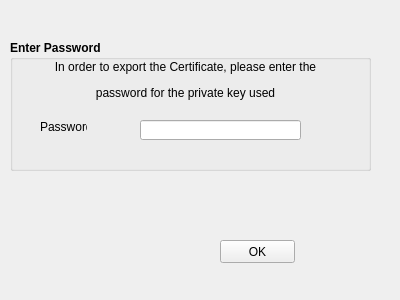
The window that password.ui (stacywaturi/Design1) describes before a commit, drawn with Qt 5.
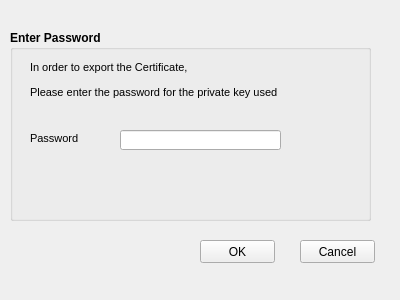
The same window after the commit.

```diff
--- a/password.ui
+++ b/password.ui
@@ -49,9 +49,9 @@
    <property name="geometry">
     <rect>
      <x>10</x>
-     <y>40</y>
+     <y>30</y>
      <width>361</width>
-     <height>131</height>
+     <height>191</height>
     </rect>
    </property>
    <property name="font">
@@ -66,8 +66,8 @@
    <widget class="QLineEdit" name="password_export_LineEdit">
     <property name="geometry">
      <rect>
-      <x>130</x>
-      <y>80</y>
+      <x>110</x>
+      <y>100</y>
       <width>161</width>
       <height>20</height>
      </rect>
@@ -85,14 +85,15 @@
    <widget class="QLabel" name="label_9">
     <property name="geometry">
      <rect>
-      <x>30</x>
-      <y>80</y>
-      <width>47</width>
-      <height>13</height>
+      <x>20</x>
+      <y>100</y>
+      <width>61</width>
+      <height>16</height>
      </rect>
     </property>
     <property name="font">
      <font>
+      <pointsize>8</pointsize>
       <weight>50</weight>
       <bold>false</bold>
      </font>
@@ -104,14 +105,19 @@
    <widget class="QLabel" name="label">
     <property name="geometry">
      <rect>
-      <x>0</x>
-      <y>20</y>
+      <x>20</x>
+      <y>30</y>
       <width>351</width>
       <height>41</height>
      </rect>
     </property>
+    <property name="font">
+     <font>
+      <pointsize>8</pointsize>
+     </font>
+    </property>
     <property name="text">
-     <string>&lt;html&gt;&lt;head/&gt;&lt;body&gt;&lt;p align=&quot;center&quot;&gt;&lt;span style=&quot; font-weight:400;&quot;&gt;In order to export the Certificate, please enter the&lt;/span&gt;&lt;/p&gt;&lt;p align=&quot;center&quot;&gt;&lt;span style=&quot; font-weight:400;&quot;&gt;password for the private key used&lt;/span&gt;&lt;/p&gt;&lt;/body&gt;&lt;/html&gt;</string>
+     <string>&lt;html&gt;&lt;head/&gt;&lt;body&gt;&lt;p&gt;&lt;span style=&quot; font-weight:400;&quot;&gt;In order to export the Certificate,&lt;/span&gt;&lt;/p&gt;&lt;p&gt;&lt;span style=&quot; font-weight:400;&quot;&gt;Please enter the password for the private key used&lt;/span&gt;&lt;/p&gt;&lt;/body&gt;&lt;/html&gt;</string>
     </property>
    </widget>
   </widget>
@@ -150,7 +156,7 @@
   <widget class="QPushButton" name="pushButton">
    <property name="geometry">
     <rect>
-     <x>220</x>
+     <x>200</x>
      <y>240</y>
      <width>75</width>
      <height>23</height>
@@ -160,6 +166,19 @@
     <string>OK</string>
    </property>
   </widget>
+  <widget class="QPushButton" name="cancelBtn">
+   <property name="geometry">
+    <rect>
+     <x>300</x>
+     <y>240</y>
+     <width>75</width>
+     <height>23</height>
+    </rect>
+   </property>
+   <property name="text">
+    <string>Cancel</string>
+   </property>
+  </widget>
  </widget>
  <resources/>
  <connections/>
```
Left out of the diff: 2 changed lines with no effect on the pictures.
